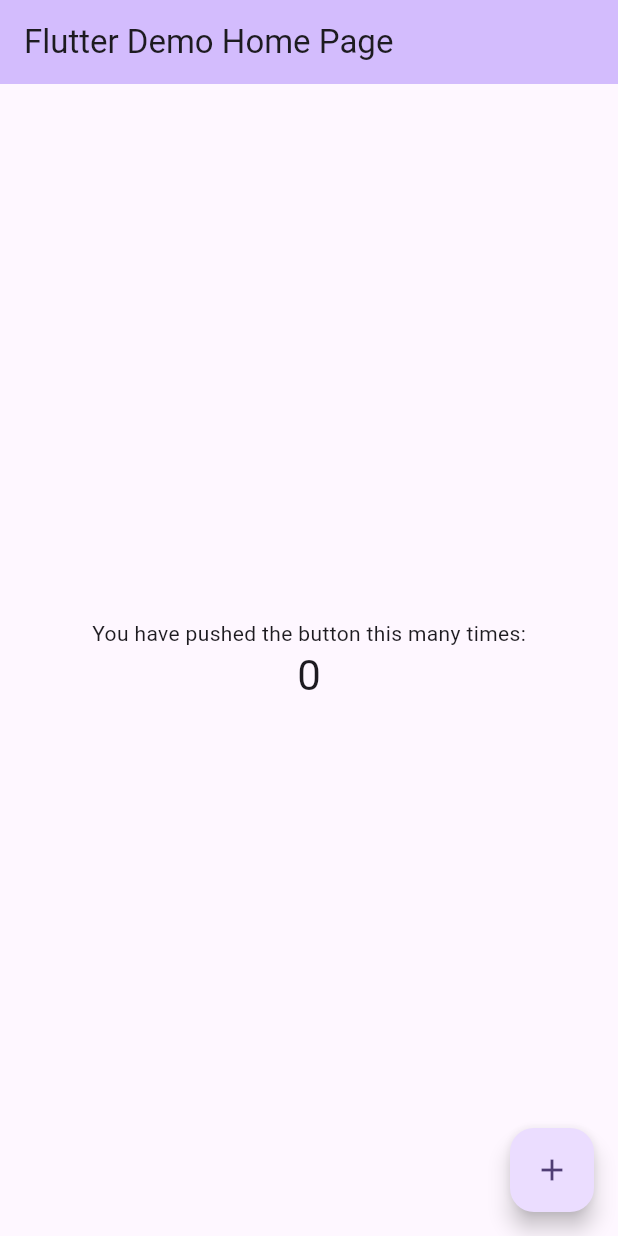
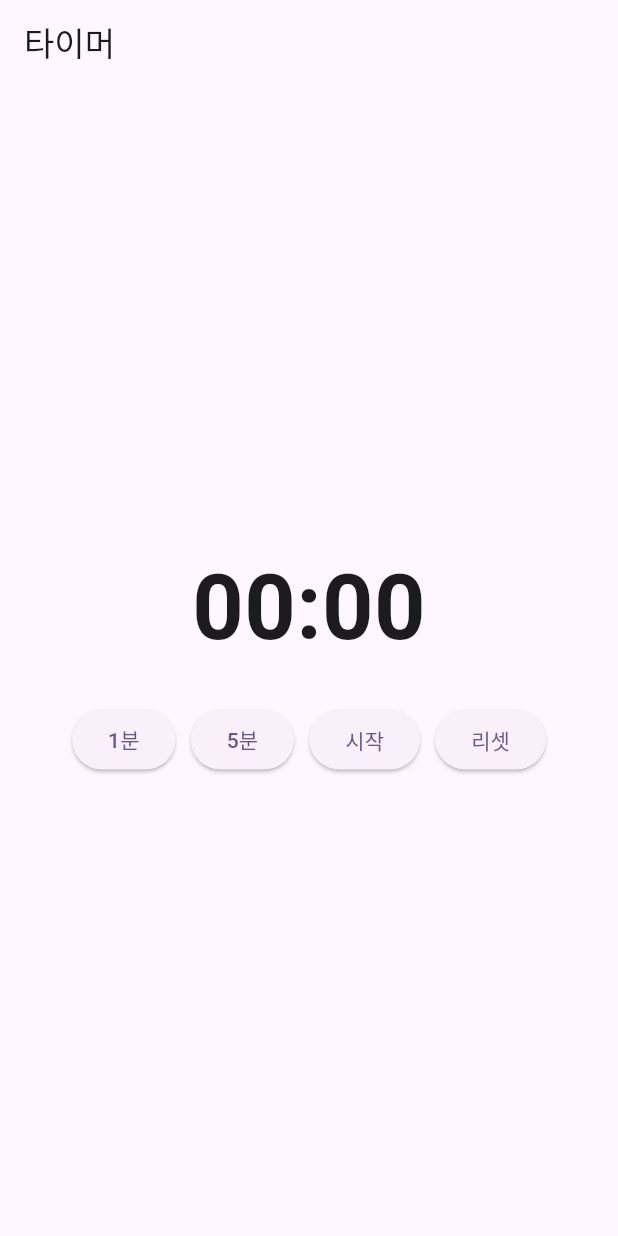
Before and after one commit to RunningLearner/my_interval_running, a Flutter app: the screen it shows after launch, on a phone screen of 412 x 824 dp. Run offline on Flutter 3.47's test engine with Material 3 defaults, Android fonts, the light colour scheme and no system bars.

Commit message:
feat: 기본 타이머 생성

```diff
--- a/lib/main.dart
+++ b/lib/main.dart
@@ -1,4 +1,5 @@
 import 'package:flutter/material.dart';
+import 'package:my_interval_running/screens/timer_screen.dart';
 
 void main() {
   runApp(const MyApp());
@@ -31,95 +32,7 @@ class MyApp extends StatelessWidget {
         colorScheme: ColorScheme.fromSeed(seedColor: Colors.deepPurple),
         useMaterial3: true,
       ),
-      home: const MyHomePage(title: 'Flutter Demo Home Page'),
+      home: const TimerScreen(),
     );
   }
 }
-
-class MyHomePage extends StatefulWidget {
-  const MyHomePage({super.key, required this.title});
-
-  // This widget is the home page of your application. It is stateful, meaning
-  // that it has a State object (defined below) that contains fields that affect
-  // how it looks.
-
-  // This class is the configuration for the state. It holds the values (in this
-  // case the title) provided by the parent (in this case the App widget) and
-  // used by the build method of the State. Fields in a Widget subclass are
-  // always marked "final".
-
-  final String title;
-
-  @override
-  State<MyHomePage> createState() => _MyHomePageState();
-}
-
-class _MyHomePageState extends State<MyHomePage> {
-  int _counter = 0;
-
-  void _incrementCounter() {
-    setState(() {
-      // This call to setState tells the Flutter framework that something has
-      // changed in this State, which causes it to rerun the build method below
-      // so that the display can reflect the updated values. If we changed
-      // _counter without calling setState(), then the build method would not be
-      // called again, and so nothing would appear to happen.
-      _counter++;
-    });
-  }
-
-  @override
-  Widget build(BuildContext context) {
-    // This method is rerun every time setState is called, for instance as done
-    // by the _incrementCounter method above.
-    //
-    // The Flutter framework has been optimized to make rerunning build methods
-    // fast, so that you can just rebuild anything that needs updating rather
-    // than having to individually change instances of widgets.
-    return Scaffold(
-      appBar: AppBar(
-        // TRY THIS: Try changing the color here to a specific color (to
-        // Colors.amber, perhaps?) and trigger a hot reload to see the AppBar
-        // change color while the other colors stay the same.
-        backgroundColor: Theme.of(context).colorScheme.inversePrimary,
-        // Here we take the value from the MyHomePage object that was created by
-        // the App.build method, and use it to set our appbar title.
-        title: Text(widget.title),
-      ),
-      body: Center(
-        // Center is a layout widget. It takes a single child and positions it
-        // in the middle of the parent.
-        child: Column(
-          // Column is also a layout widget. It takes a list of children and
-          // arranges them vertically. By default, it sizes itself to fit its
-          // children horizontally, and tries to be as tall as its parent.
-          //
-          // Column has various properties to control how it sizes itself and
-          // how it positions its children. Here we use mainAxisAlignment to
-          // center the children vertically; the main axis here is the vertical
-          // axis because Columns are vertical (the cross axis would be
-          // horizontal).
-          //
-          // TRY THIS: Invoke "debug painting" (choose the "Toggle Debug Paint"
-          // action in the IDE, or press "p" in the console), to see the
-          // wireframe for each widget.
-          mainAxisAlignment: MainAxisAlignment.center,
-          children: <Widget>[
-            const Text(
-              'You have pushed the button this many times:',
-            ),
-            Text(
-              '$_counter',
-              style: Theme.of(context).textTheme.headlineMedium,
-            ),
-          ],
-        ),
-      ),
-      floatingActionButton: FloatingActionButton(
-        onPressed: _incrementCounter,
-        tooltip: 'Increment',
-        child: const Icon(Icons.add),
-      ), // This trailing comma makes auto-formatting nicer for build methods.
-    );
-  }
-}
--- /dev/null
+++ b/lib/screens/timer_screen.dart
@@ -0,0 +1,41 @@
+
+import 'package:flutter/material.dart';
+import 'package:my_interval_running/models/timer_state.dart';
+import 'package:my_interval_running/widgets/time_controls.dart';
+import 'package:my_interval_running/widgets/timer_display.dart';
+
+class TimerScreen extends StatefulWidget {
+  const TimerScreen({super.key});
+
+  @override
+  TimerScreenState createState() => TimerScreenState();
+}
+
+class TimerScreenState extends State<TimerScreen> {
+  final TimerState timerState = TimerState();
+
+  @override
+  void dispose() {
+    timerState.dispose();
+    super.dispose();
+  }
+
+  @override
+  Widget build(BuildContext context) {
+    return Scaffold(
+      appBar: AppBar(
+        title: const Text('타이머'),
+      ),
+      body: Center(
+        child: Column(
+          mainAxisAlignment: MainAxisAlignment.center,
+          children: [
+            TimerDisplay(timerState: timerState),
+            const SizedBox(height: 20),
+            TimerControls(timerState: timerState),
+          ],
+        ),
+      ),
+    );
+  }
+}
--- /dev/null
+++ b/lib/widgets/time_controls.dart
@@ -0,0 +1,43 @@
+
+import 'package:flutter/material.dart';
+import 'package:my_interval_running/models/timer_state.dart';
+
+class TimerControls extends StatelessWidget {
+  final TimerState timerState;
+
+  const TimerControls({super.key, required this.timerState});
+
+  @override
+  Widget build(BuildContext context) {
+    return StreamBuilder<bool>(
+      stream: timerState.isRunningStream,
+      builder: (context, snapshot) {
+        final isRunning = snapshot.data ?? false;
+        return Row(
+          mainAxisAlignment: MainAxisAlignment.center,
+          children: [
+            ElevatedButton(
+              onPressed: () => timerState.setTime(60),
+              child: const Text('1분'),
+            ),
+            const SizedBox(width: 10),
+            ElevatedButton(
+              onPressed: () => timerState.setTime(300),
+              child: const Text('5분'),
+            ),
+            const SizedBox(width: 10),
+            ElevatedButton(
+              onPressed: isRunning ? timerState.stopTimer : timerState.startTimer,
+              child: Text(isRunning ? '정지' : '시작'),
+            ),
+            const SizedBox(width: 10),
+            ElevatedButton(
+              onPressed: timerState.resetTimer,
+              child: const Text('리셋'),
+            ),
+          ],
+        );
+      },
+    );
+  }
+}
--- /dev/null
+++ b/lib/widgets/timer_display.dart
@@ -0,0 +1,25 @@
+
+import 'package:flutter/material.dart';
+import 'package:my_interval_running/models/timer_state.dart';
+
+class TimerDisplay extends StatelessWidget {
+  final TimerState timerState;
+
+  const TimerDisplay({super.key, required this.timerState});
+
+  @override
+  Widget build(BuildContext context) {
+    return StreamBuilder<int>(
+      stream: timerState.timeStream,
+      builder: (context, snapshot) {
+        final seconds = snapshot.data ?? 0;
+        final minutes = seconds ~/ 60;
+        final remainingSeconds = seconds % 60;
+        return Text(
+          '${minutes.toString().padLeft(2, '0')}:${remainingSeconds.toString().padLeft(2, '0')}',
+          style: const TextStyle(fontSize: 60, fontWeight: FontWeight.bold),
+        );
+      },
+    );
+  }
+}
```
Also changed, not shown: lib/models/timer_state.dart (added, +51 -0 lines).
